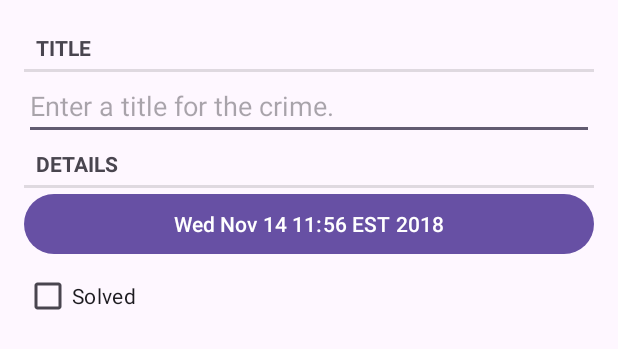
After one commit to MisterZeroCool/CriminalIntent2.0, an Android app: the layout fragment_crime.xml on its own in the app's theme, with its tools: preview values and no code run, on a phone screen of 412 x 824 dp. The commit adds this screen. Shown: the top 349 px of the screen. Run offline under Robolectric (Android 15) with nearby library versions, the phone set to English and light mode, and no system bars.

Commit message:
Создание фрагмента для отображение преступления, добавление контроллера и модели.

```diff
--- /dev/null
+++ b/app/src/main/res/layout/fragment_crime.xml
@@ -0,0 +1,37 @@
+<?xml version="1.0" encoding="utf-8"?>
+<LinearLayout xmlns:android="http://schemas.android.com/apk/res/android"
+              xmlns:tools="http://schemas.android.com/tools"
+              android:orientation="vertical" android:layout_width="match_parent" android:layout_height="match_parent"
+              android:layout_margin="16dp">
+
+    <TextView
+            style="?android:listSeparatorTextViewStyle"
+            android:layout_width="match_parent"
+            android:layout_height="wrap_content"
+            android:text="@string/crime_title_label"/>
+
+    <EditText
+            android:id="@+id/crime_title"
+            android:layout_width="match_parent"
+            android:layout_height="wrap_content"
+            android:hint="@string/crime_title_hint"/>
+
+    <TextView
+            style="?android:listSeparatorTextViewStyle"
+            android:layout_width="match_parent"
+            android:layout_height="wrap_content"
+            android:text="@string/crime_details_label"/>
+
+    <Button
+            android:id="@+id/crime_date"
+            android:layout_width="match_parent"
+            android:layout_height="wrap_content"
+            tools:text="Wed Nov 14 11:56 EST 2018"/>
+
+    <CheckBox
+            android:id="@+id/crime_solved"
+            android:layout_width="match_parent"
+            android:layout_height="wrap_content"
+            android:text="@string/crime_solved_label"/>
+
+</LinearLayout>
```
Also changed, not shown: app/src/main/java/ru/foxdev/MainActivity.kt (+14 -1 lines), app/src/main/java/ru/foxdev/controller/CrimeFragment.kt (added, +83 -0 lines), app/src/main/java/ru/foxdev/model/Crime.kt (added, +10 -0 lines), app/src/main/res/layout/activity_main.xml (+3 -16 lines).
